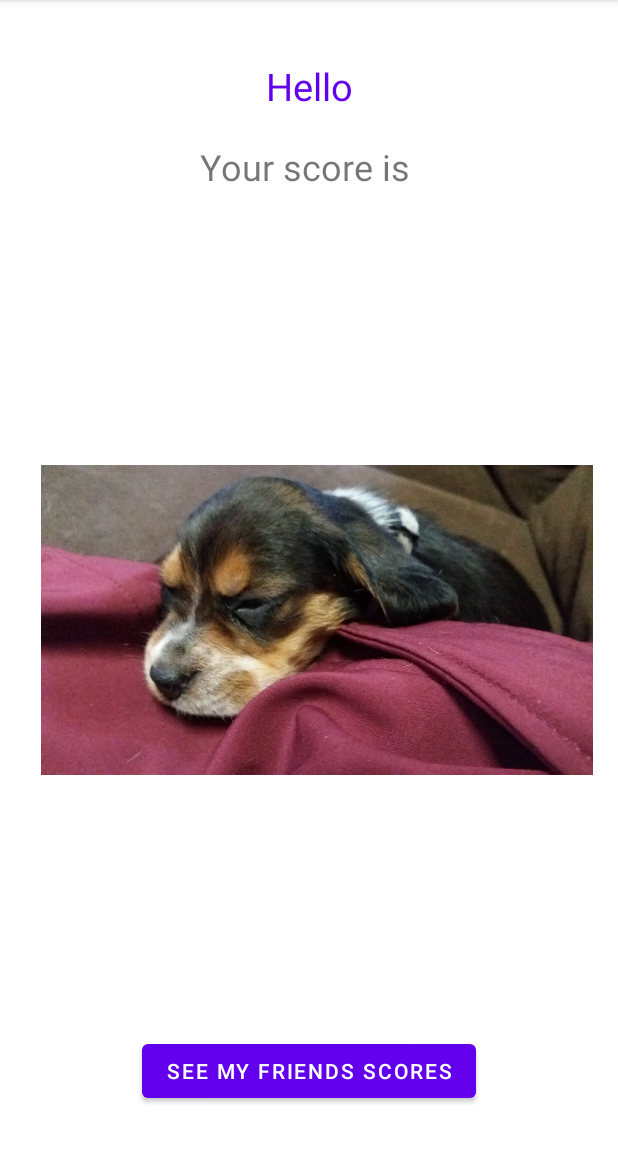
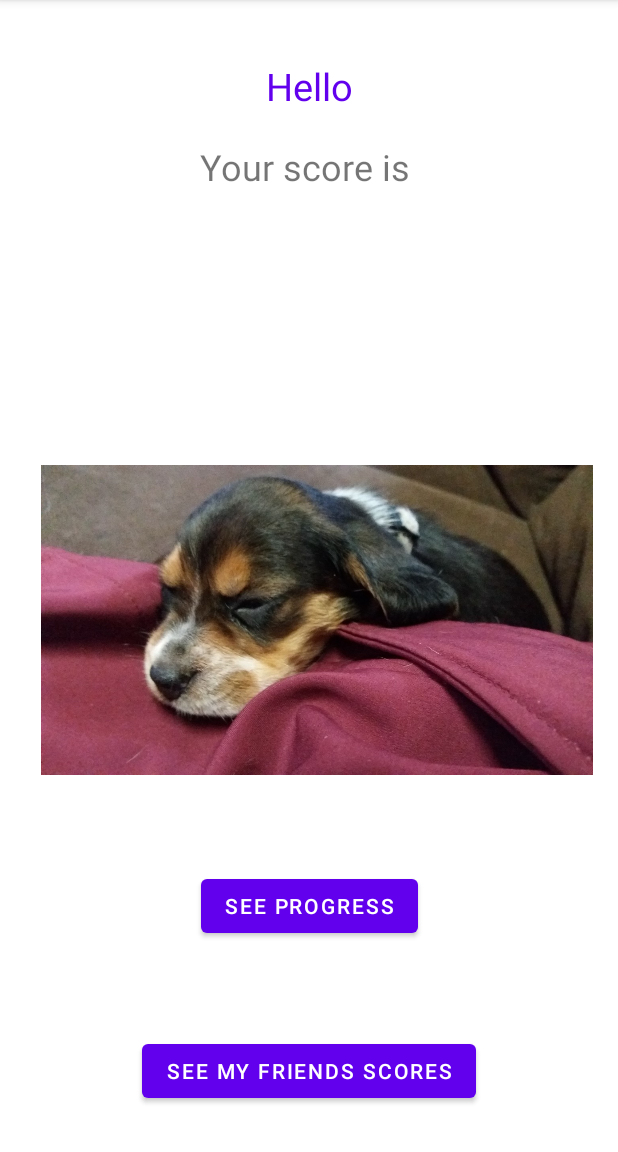
Before and after one commit to ResDesSuxProject/ResDesUx2App, an Android app: the MainActivity screen opened directly, with no data from a screen before it, on a phone screen of 412 x 824 dp, the part 84-1236 px from its top. Run offline under Robolectric (Android 15) with nearby library versions, the phone set to English and light mode, and no system bars; 3 statements that could not run were skipped.

Commit message:
Made an extra info page with working buttons to navigato to it.

```diff
--- a/app/src/main/java/com/example/resdesux2/Activities/MainActivity.java
+++ b/app/src/main/java/com/example/resdesux2/Activities/MainActivity.java
@@ -20,6 +20,7 @@ public class MainActivity extends BoundActivity {
 
         // Assigns a click listener to the button
         findViewById(R.id.button_friends).setOnClickListener(this::friendsBtnClicked);
+        findViewById(R.id.button_progress).setOnClickListener(this::progressBtnClicked);
     }
 
     /**
@@ -30,6 +31,12 @@ public class MainActivity extends BoundActivity {
         // start the dashboard activity and navigate to it
         Intent intent = new Intent(MainActivity.this, DashboardActivity.class);
         startActivity(intent);
+    }
+
+    private void progressBtnClicked(View view) {
+        // start the dashboard activity and navigate to it
+        Intent intent_info = new Intent(MainActivity.this, Info.class);
+        startActivity(intent_info);
     }
 
     @Override
--- a/app/src/main/res/layout/activity_main.xml
+++ b/app/src/main/res/layout/activity_main.xml
@@ -54,4 +54,14 @@
         android:layout_marginBottom="30dp"
          />
 
+    <Button
+        android:id="@+id/button_progress"
+        android:layout_width="wrap_content"
+        android:layout_height="wrap_content"
+        android:text="See progress"
+        app:layout_constraintBottom_toTopOf="@+id/button_friends"
+        app:layout_constraintEnd_toEndOf="parent"
+        app:layout_constraintStart_toStartOf="parent"
+        app:layout_constraintTop_toBottomOf="@+id/imageView" />
+
 </androidx.constraintlayout.widget.ConstraintLayout>
```
Also changed, not shown: app/src/main/AndroidManifest.xml (+12 -6 lines), app/src/main/java/com/example/resdesux2/Activities/Info.java (added, +28 -0 lines), app/src/main/res/layout/activity_info.xml (added, +42 -0 lines).
